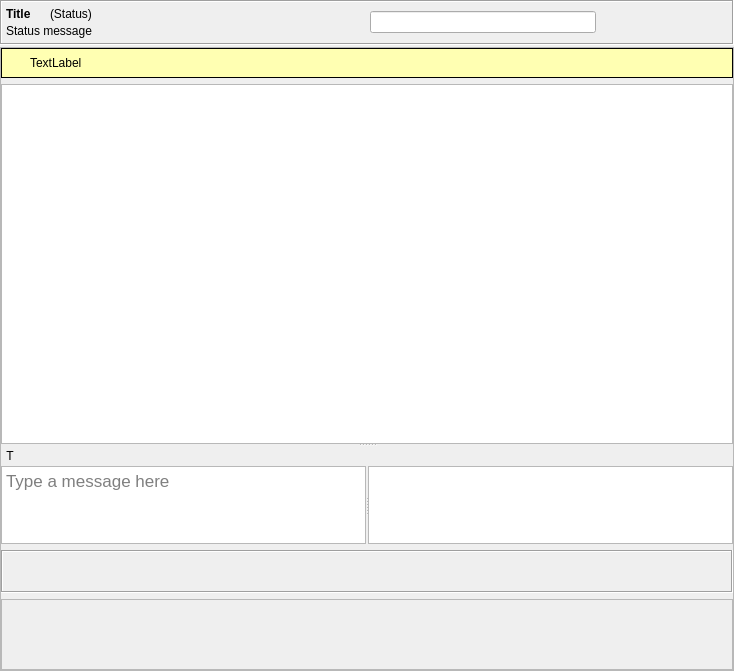
This is retroshare-gui/src/gui/chat/ChatWidget.ui in unseenp2pdev/RetroShare as Qt 5 draws it before an edit. The edited form follows.
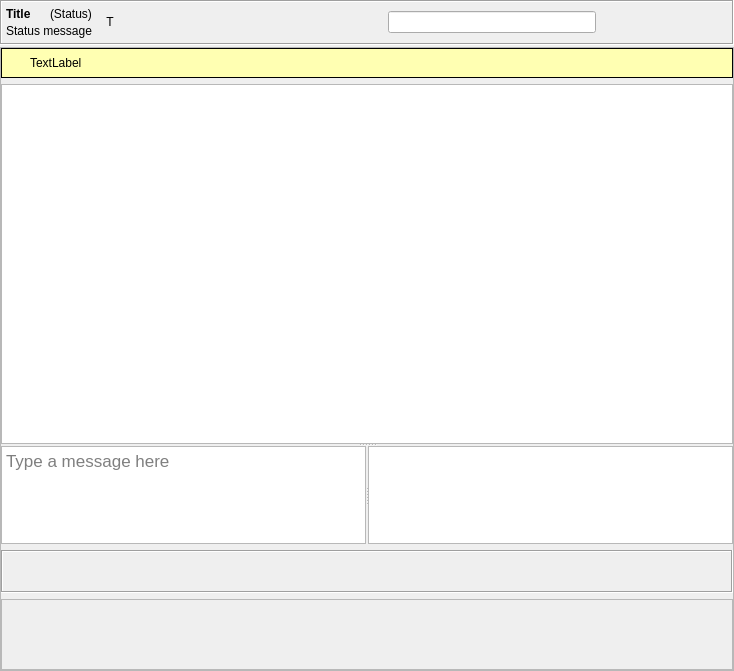
This is the edited form. Icons and pictures are not drawn. Custom widgets are drawn as their Qt base class.

Commit message: Moving User is Typing  to top of the page

Patch:
```diff
--- a/retroshare-gui/src/gui/chat/ChatWidget.ui
+++ b/retroshare-gui/src/gui/chat/ChatWidget.ui
@@ -271,57 +271,6 @@
               <property name="sizeConstraint">
                <enum>QLayout::SetFixedSize</enum>
               </property>
-              <item>
-               <widget class="QLabel" name="typingPixmapLabel">
-                <property name="minimumSize">
-                 <size>
-                  <width>18</width>
-                  <height>18</height>
-                 </size>
-                </property>
-                <property name="maximumSize">
-                 <size>
-                  <width>18</width>
-                  <height>18</height>
-                 </size>
-                </property>
-                <property name="text">
-                 <string notr="true">T</string>
-                </property>
-                <property name="alignment">
-                 <set>Qt::AlignCenter</set>
-                </property>
-               </widget>
-              </item>
-              <item>
-               <widget class="QLabel" name="typingLabel">
-                <property name="maximumSize">
-                 <size>
-                  <width>400</width>
-                  <height>18</height>
-                 </size>
-                </property>
-                <property name="margin">
-                 <number>0</number>
-                </property>
-                <property name="indent">
-                 <number>3</number>
-                </property>
-               </widget>
-              </item>
-              <item>
-               <spacer name="typingHSpacer">
-                <property name="orientation">
-                 <enum>Qt::Horizontal</enum>
-                </property>
-                <property name="sizeHint" stdset="0">
-                 <size>
-                  <width>40</width>
-                  <height>20</height>
-                 </size>
-                </property>
-               </spacer>
-              </item>
              </layout>
             </item>
             <item>
@@ -690,6 +639,44 @@
           </item>
          </layout>
         </item>
+        <item>
+         <widget class="QLabel" name="typingPixmapLabel">
+          <property name="minimumSize">
+           <size>
+            <width>18</width>
+            <height>18</height>
+           </size>
+          </property>
+          <property name="maximumSize">
+           <size>
+            <width>18</width>
+            <height>18</height>
+           </size>
+          </property>
+          <property name="text">
+           <string notr="true">T</string>
+          </property>
+          <property name="alignment">
+           <set>Qt::AlignCenter</set>
+          </property>
+         </widget>
+        </item>
+        <item>
+         <widget class="QLabel" name="typingLabel">
+          <property name="maximumSize">
+           <size>
+            <width>400</width>
+            <height>18</height>
+           </size>
+          </property>
+          <property name="margin">
+           <number>0</number>
+          </property>
+          <property name="indent">
+           <number>3</number>
+          </property>
+         </widget>
+        </item>
         <item>
          <spacer name="titleBarHSpacer">
           <property name="orientation">
```
Left out of the diff: 17 changed lines with no effect on the pictures. The commit also changes 1 other file.
